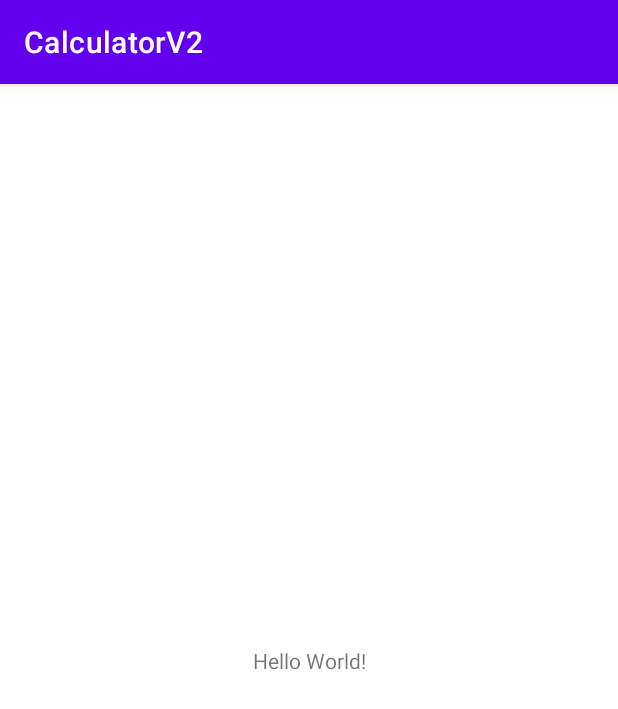
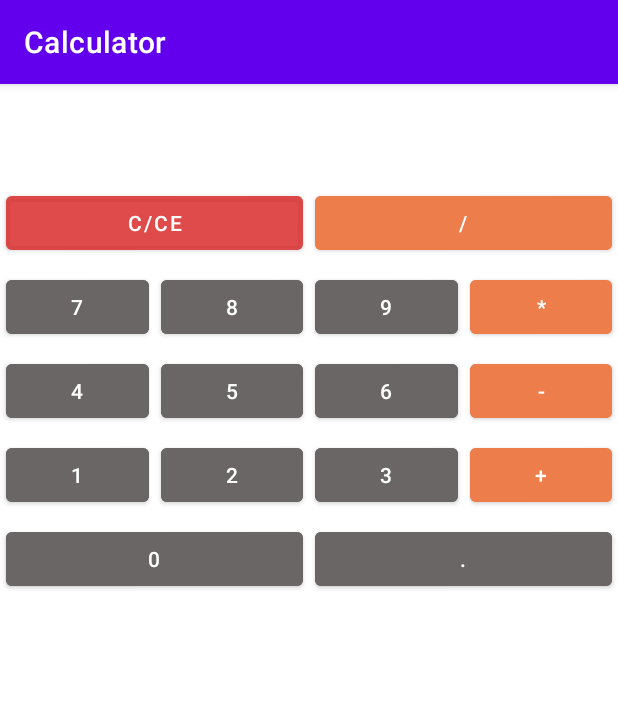
Before and after one commit to RadmirSh/CalculatorV2, an Android app: the screen it shows after launch (MainActivity before the commit, CalculatorActivity after it), on a phone screen of 412 x 824 dp. Shown: the top 709 px of the screen. Run offline under Robolectric (Android 15) with nearby library versions, the phone set to English and light mode, and no system bars.

Commit message:
Переделан

```diff
--- a/app/src/main/AndroidManifest.xml
+++ b/app/src/main/AndroidManifest.xml
@@ -14,7 +14,7 @@
         android:theme="@style/Theme.CalculatorV2"
         tools:targetApi="31">
         <activity
-            android:name=".MainActivity"
+            android:name=".CalculatorActivity"
             android:exported="true">
             <intent-filter>
                 <action android:name="android.intent.action.MAIN" />
--- a/app/src/main/java/com/example/calculatorv2/MainActivity.java
+++ b/app/src/main/java/com/example/calculatorv2/CalculatorActivity.java
@@ -4,11 +4,11 @@ import androidx.appcompat.app.AppCompatActivity;
 
 import android.os.Bundle;
 
-public class MainActivity extends AppCompatActivity {
+public class CalculatorActivity extends AppCompatActivity {
 
     @Override
     protected void onCreate(Bundle savedInstanceState) {
         super.onCreate(savedInstanceState);
-        setContentView(R.layout.activity_main);
+        setContentView(R.layout.activity_calculator);
     }
 }
--- /dev/null
+++ b/app/src/main/res/layout/activity_calculator.xml
@@ -0,0 +1,154 @@
+<?xml version="1.0" encoding="utf-8"?>
+<GridLayout xmlns:android="http://schemas.android.com/apk/res/android"
+    xmlns:tools="http://schemas.android.com/tools"
+    android:layout_width="match_parent"
+    android:layout_height="match_parent"
+    android:layout_gravity="center"
+    android:columnCount="4"
+    android:useDefaultMargins="true">
+
+
+    <TextView
+        android:id="@+id/result"
+        android:layout_width="wrap_content"
+        android:layout_height="wrap_content"
+        android:layout_columnSpan="4"
+        android:layout_gravity="fill_horizontal"
+        android:gravity="end"
+        android:textSize="42sp"
+        tools:text="111" />
+
+
+    <Button
+        android:id="@+id/zeroing"
+        android:layout_width="wrap_content"
+        android:layout_height="wrap_content"
+        android:layout_columnSpan="2"
+        android:layout_columnWeight="1"
+        android:backgroundTint="#AADC3333"
+        android:text="@string/key_zeroing" />
+
+    <Button
+        android:id="@+id/division"
+        android:layout_width="wrap_content"
+        android:layout_height="wrap_content"
+        android:layout_columnSpan="2"
+        android:layout_columnWeight="1"
+        android:backgroundTint="#ED7E4B"
+        android:text="@string/key_division" />
+
+    <Button
+        android:id="@+id/key_7"
+        android:layout_width="wrap_content"
+        android:layout_height="wrap_content"
+        android:layout_columnWeight="1"
+        android:backgroundTint="#6A6666"
+        android:text="@string/key_7" />
+
+    <Button
+        android:id="@+id/key_8"
+        android:layout_width="wrap_content"
+        android:layout_height="wrap_content"
+        android:layout_columnWeight="1"
+        android:backgroundTint="#6A6666"
+        android:text="@string/key_8" />
+
+    <Button
+        android:id="@+id/key_9"
+        android:layout_width="wrap_content"
+        android:layout_height="wrap_content"
+        android:layout_columnWeight="1"
+        android:backgroundTint="#6A6666"
+        android:text="@string/key_9" />
+
+    <Button
+        android:id="@+id/composition"
+        android:layout_width="wrap_content"
+        android:layout_height="wrap_content"
+        android:layout_columnWeight="1"
+        android:backgroundTint="#ED7E4B"
+        android:text="@string/key_composition" />
+
+    <Button
+        android:id="@+id/key_4"
+        android:layout_width="wrap_content"
+        android:layout_height="wrap_content"
+        android:layout_columnWeight="1"
+        android:backgroundTint="#6A6666"
+        android:text="@string/key_4" />
+
+    <Button
+        android:id="@+id/key_5"
+        android:layout_width="wrap_content"
+        android:layout_height="wrap_content"
+        android:layout_columnWeight="1"
+        android:backgroundTint="#6A6666"
+        android:text="@string/key_5" />
+
+    <Button
+        android:id="@+id/key_6"
+        android:layout_width="wrap_content"
+        android:layout_height="wrap_content"
+        android:layout_columnWeight="1"
+        android:backgroundTint="#6A6666"
+        android:text="@string/key_6" />
+
+    <Button
+        android:id="@+id/key_subtraction"
+        android:layout_width="wrap_content"
+        android:layout_height="wrap_content"
+        android:layout_columnWeight="1"
+        android:backgroundTint="#ED7E4B"
+        android:text="@string/key_subtraction" />
+
+    <Button
+        android:id="@+id/key_1"
+        android:layout_width="wrap_content"
+        android:layout_height="wrap_content"
+        android:layout_columnWeight="1"
+        android:backgroundTint="#6A6666"
+        android:text="@string/key_1" />
+
+    <Button
+        android:id="@+id/key_2"
+        android:layout_width="wrap_content"
+        android:layout_height="wrap_content"
+        android:layout_columnWeight="1"
+        android:backgroundTint="#6A6666"
+        android:text="@string/key_2" />
+
+    <Button
+        android:id="@+id/key_3"
+        android:layout_width="wrap_content"
+        android:layout_height="wrap_content"
+        android:layout_columnWeight="1"
+        android:backgroundTint="#6A6666"
+        android:text="@string/key_3" />
+
+    <Button
+        android:id="@+id/key_addition"
+        android:layout_width="wrap_content"
+        android:layout_height="wrap_content"
+        android:layout_columnWeight="1"
+        android:backgroundTint="#ED7E4B"
+        android:text="@string/key_addition" />
+
+    <Button
+        android:id="@+id/key_0"
+        android:layout_width="wrap_content"
+        android:layout_height="wrap_content"
+        android:layout_columnSpan="2"
+        android:layout_columnWeight="1"
+        android:backgroundTint="#6A6666"
+        android:text="@string/key_0" />
+
+    <Button
+        android:id="@+id/dot"
+        android:layout_width="wrap_content"
+        android:layout_height="wrap_content"
+        android:layout_columnSpan="2"
+        android:layout_columnWeight="1"
+        android:backgroundTint="#6A6666"
+        android:text="@string/key_dot" />
+
+</GridLayout>
--- a/app/src/main/res/layout/activity_main.xml
+++ /dev/null
@@ -1,18 +0,0 @@
-<?xml version="1.0" encoding="utf-8"?>
-<androidx.constraintlayout.widget.ConstraintLayout xmlns:android="http://schemas.android.com/apk/res/android"
-    xmlns:app="http://schemas.android.com/apk/res-auto"
-    xmlns:tools="http://schemas.android.com/tools"
-    android:layout_width="match_parent"
-    android:layout_height="match_parent"
-    tools:context=".MainActivity">
-
-    <TextView
-        android:layout_width="wrap_content"
-        android:layout_height="wrap_content"
-        android:text="Hello World!"
-        app:layout_constraintBottom_toBottomOf="parent"
-        app:layout_constraintEnd_toEndOf="parent"
-        app:layout_constraintStart_toStartOf="parent"
-        app:layout_constraintTop_toTopOf="parent" />
-
-</androidx.constraintlayout.widget.ConstraintLayout>
--- a/app/src/main/res/values/strings.xml
+++ b/app/src/main/res/values/strings.xml
@@ -1,3 +1,22 @@
 <resources>
-    <string name="app_name">CalculatorV2</string>
+    <string name="app_name">Calculator</string>
+    <string name="key_1">1</string>
+    <string name="key_2">2</string>
+    <string name="key_3">3</string>
+    <string name="key_4">4</string>
+    <string name="key_0">0</string>
+    <string name="key_equal">=</string>
+    <string name="key_dot">.</string>
+    <string name="key_addition">+</string>
+    <string name="key_subtraction">-</string>
+    <string name="key_5">5</string>
+    <string name="key_6">6</string>
+    <string name="key_7">7</string>
+    <string name="key_composition">*</string>
+    <string name="key_8">8</string>
+    <string name="key_9">9</string>
+    <string name="key_division">/</string>
+    <string name="key_whole">+/-</string>
+    <string name="key_percent">%</string>
+    <string name="key_zeroing">c/ce</string>
 </resources>
```
